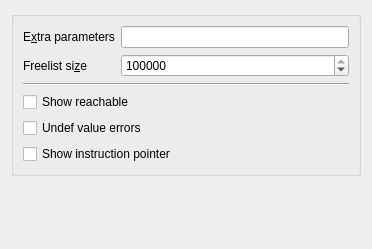
Qt form tools/memcheck/configpage.ui (KDE/kdev-valgrind) before a commit.
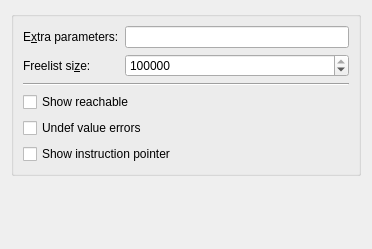
The same form after that commit.

What changed in the file:
```diff
--- a/tools/memcheck/configpage.ui
+++ b/tools/memcheck/configpage.ui
@@ -25,7 +25,7 @@
         <item row="1" column="0">
          <widget class="QLabel" name="label_2">
           <property name="text">
-           <string>Freelist si&amp;ze</string>
+           <string>Freelist si&amp;ze:</string>
           </property>
           <property name="buddy">
            <cstring>freeListSize</cstring>
@@ -51,7 +51,7 @@
         <item row="0" column="0">
          <widget class="QLabel" name="label_3">
           <property name="text">
-           <string>E&amp;xtra parameters</string>
+           <string>E&amp;xtra parameters:</string>
           </property>
           <property name="buddy">
            <cstring>extraParameters</cstring>
```
